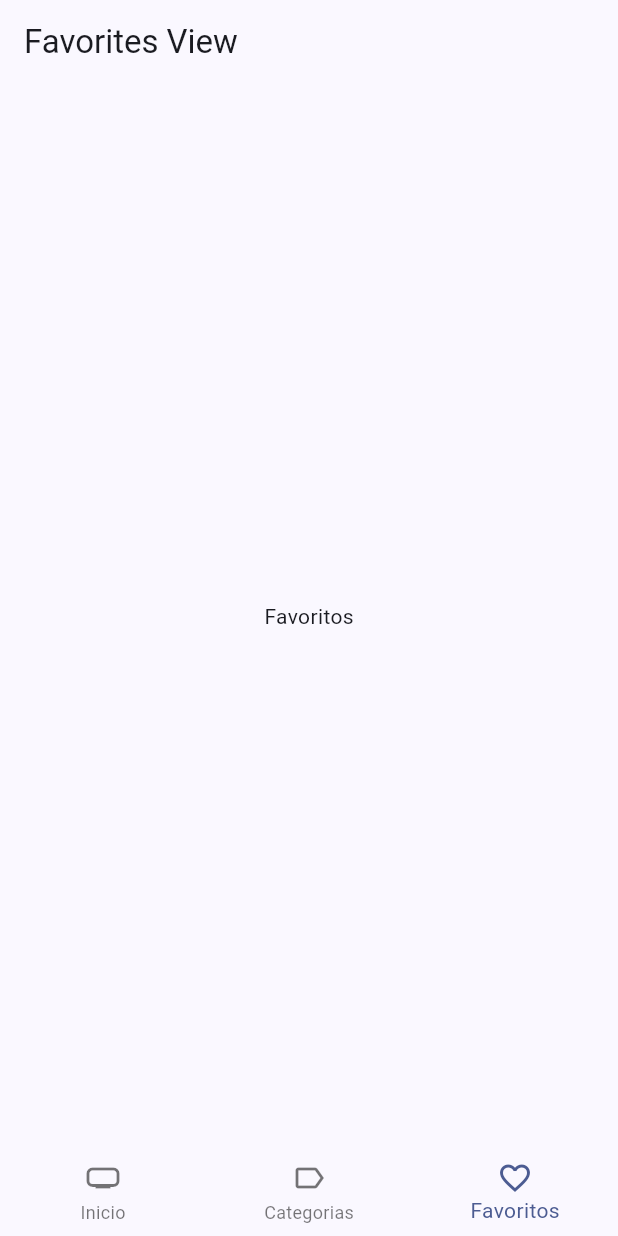
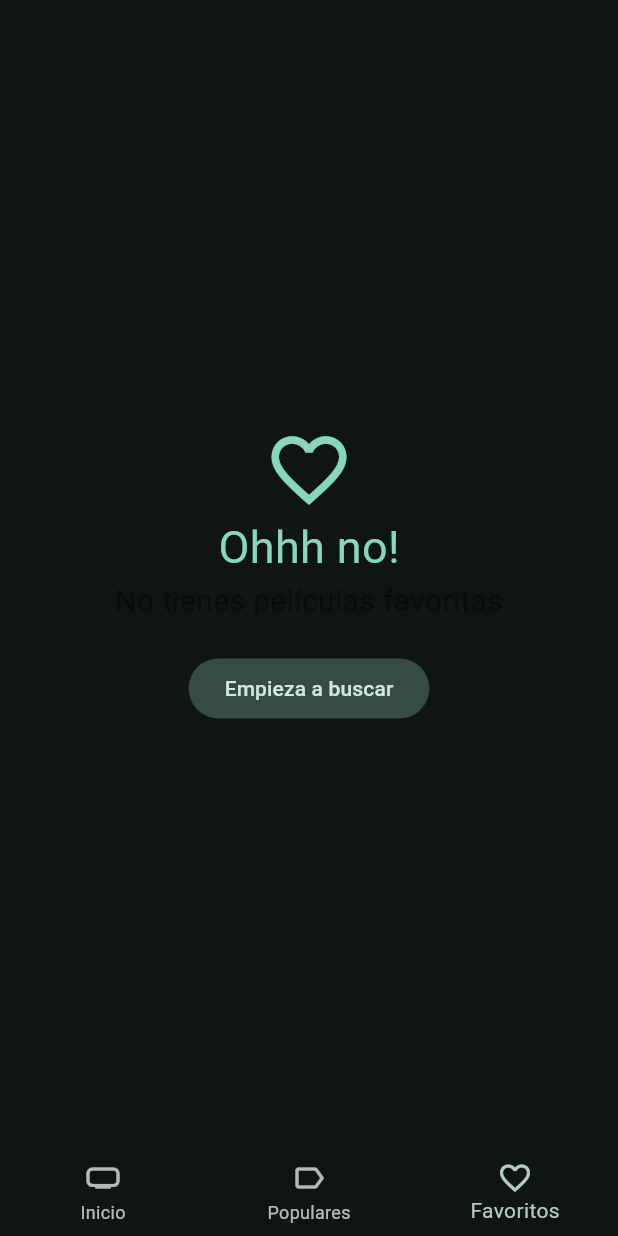
Before and after one commit to YahirRadilla/cinemapedia, a Flutter app: the screen it shows after launch, item 3 of the bottom bar chosen, on a phone screen of 412 x 824 dp. Run offline on Flutter 3.47's test engine with Material 2 defaults, Android fonts, the phone set to English and light mode, and no system bars; our stand-ins replace animate_do, card_swiper, dio, flutter_dotenv, flutter_riverpod, go_router and 1 more; accounts and stored records are empty; generated files the repository leaves out were written again; network calls fail.

Commit message:
proyecto primera version acabado

```diff
--- a/lib/config/theme/app_theme.dart
+++ b/lib/config/theme/app_theme.dart
@@ -1,6 +1,8 @@
 import 'package:flutter/material.dart';
 
 class AppTheme {
-  ThemeData getTheme() =>
-      ThemeData(useMaterial3: true, colorSchemeSeed: const Color(0xff2862F5));
+  ThemeData getTheme() => ThemeData(
+      useMaterial3: true,
+      colorSchemeSeed: const Color.fromARGB(255, 54, 180, 146),
+      brightness: Brightness.dark);
 }
--- a/lib/infrastructure/datasources/isar_datasource.dart
+++ b/lib/infrastructure/datasources/isar_datasource.dart
@@ -11,8 +11,8 @@ class IsarDatasource extends LocalStorageDatasource {
   }
 
   Future<Isar> openDB() async {
-    final dir = await getApplicationDocumentsDirectory();
     if (Isar.instanceNames.isEmpty) {
+      final dir = await getApplicationDocumentsDirectory();
       return await Isar.open([MovieSchema],
           inspector: true, directory: dir.path);
     }
--- a/lib/infrastructure/models/moviedb/movie_details.dart
+++ b/lib/infrastructure/models/moviedb/movie_details.dart
@@ -55,7 +55,7 @@ class MovieDetails {
 
   factory MovieDetails.fromJson(Map<String, dynamic> json) => MovieDetails(
         adult: json["adult"],
-        backdropPath: json["backdrop_path"],
+        backdropPath: json["backdrop_path"] ?? '',
         belongsToCollection: json["belongs_to_collection"],
         budget: json["budget"],
         genres: List<Genre>.from(json["genres"].map((x) => Genre.fromJson(x))),
@@ -66,7 +66,7 @@ class MovieDetails {
         originalTitle: json["original_title"],
         overview: json["overview"],
         popularity: json["popularity"]?.toDouble(),
-        posterPath: json["poster_path"],
+        posterPath: json["poster_path"] ?? '',
         productionCompanies: List<ProductionCompany>.from(
             json["production_companies"]
                 .map((x) => ProductionCompany.fromJson(x))),
--- a/lib/presentation/providers/providers.dart
+++ b/lib/presentation/providers/providers.dart
@@ -1,3 +1,5 @@
+export 'package:cinemapedia/presentation/providers/movies/movie_info_provider.dart';
+
 export 'actors/actors_by_movie_provider.dart';
 export 'actors/actors_repository_provider.dart';
 export 'movies/initial_loading_provider.dart';
@@ -5,3 +7,5 @@ export 'movies/movies_providers.dart';
 export 'movies/movies_repository_provider.dart';
 export 'movies/movies_slideshow_provider.dart';
 export 'search/search_movies_provider.dart';
+export 'storage/favorite_movies_provider.dart';
+export 'storage/local_storage_provider.dart';
--- a/lib/presentation/screens/movies/home_screen.dart
+++ b/lib/presentation/screens/movies/home_screen.dart
@@ -8,7 +8,11 @@ class HomeScreen extends StatelessWidget {
   final int pageIndex;
   const HomeScreen({super.key, required this.pageIndex});
 
-  final viewRoutes = const <Widget>[HomeView(), SizedBox(), FavoritesView()];
+  final viewRoutes = const <Widget>[
+    HomeView(),
+    PopularsView(),
+    FavoritesView()
+  ];
 
   @override
   Widget build(BuildContext context) {
--- a/lib/presentation/views/movies/favorites_view.dart
+++ b/lib/presentation/views/movies/favorites_view.dart
@@ -1,15 +1,72 @@
+import 'package:cinemapedia/presentation/providers/storage/favorite_movies_provider.dart';
+import 'package:cinemapedia/presentation/widgets/widgets.dart';
 import 'package:flutter/material.dart';
+import 'package:flutter_riverpod/flutter_riverpod.dart';
+import 'package:go_router/go_router.dart';
 
-class FavoritesView extends StatelessWidget {
+class FavoritesView extends ConsumerStatefulWidget {
   const FavoritesView({super.key});
 
   @override
+  FavoritesViewState createState() => FavoritesViewState();
+}
+
+class FavoritesViewState extends ConsumerState<FavoritesView> {
+  bool isLastPage = false;
+  bool isLoading = false;
+  @override
+  void initState() {
+    super.initState();
+    loadNextPage();
+  }
+
+  void loadNextPage() async {
+    if (isLoading || isLastPage) return;
+    isLoading = true;
+
+    final movies =
+        await ref.read(favoriteMoviesProvider.notifier).loadNextPage();
+    isLoading = false;
+    if (movies.isEmpty) {
+      isLastPage = true;
+    }
+  }
+
+  @override
   Widget build(BuildContext context) {
+    final favoriteMovies = ref.watch(favoriteMoviesProvider).values.toList();
+
+    if (favoriteMovies.isEmpty) {
+      final colors = Theme.of(context).colorScheme;
+      return Center(
+        child: Column(
+          mainAxisAlignment: MainAxisAlignment.center,
+          crossAxisAlignment: CrossAxisAlignment.center,
+          children: [
+            Icon(Icons.favorite_outline_sharp, size: 60, color: colors.primary),
+            Text(
+              'Ohhh no!',
+              style: TextStyle(fontSize: 30, color: colors.primary),
+            ),
+            const Text(
+              'No tienes películas favoritas',
+              style: TextStyle(fontSize: 20, color: Colors.black45),
+            ),
+            const SizedBox(
+              height: 20,
+            ),
+            FilledButton.tonal(
+                onPressed: () => context.go('/home/0'),
+                child: const Text('Empieza a buscar'))
+          ],
+        ),
+      );
+    }
+
     return Scaffold(
-      appBar: AppBar(
-        title: const Text('Favorites View'),
-      ),
-      body: const Center(child: Text('Favoritos')),
-    );
+        body: MovieMasonry(
+      movies: favoriteMovies,
+      loadNextPage: loadNextPage,
+    ));
   }
 }
--- a/lib/presentation/views/views.dart
+++ b/lib/presentation/views/views.dart
@@ -1,3 +1,3 @@
-export 'package:cinemapedia/presentation/views/movies/categories_view.dart';
 export 'package:cinemapedia/presentation/views/movies/favorites_view.dart';
 export 'package:cinemapedia/presentation/views/movies/home_view.dart';
+export 'package:cinemapedia/presentation/views/movies/populars_view.dart';
--- a/lib/presentation/widgets/shared/custom_appbar.dart
+++ b/lib/presentation/widgets/shared/custom_appbar.dart
@@ -47,7 +47,7 @@ class CustomAppbar extends ConsumerWidget {
                             .searchMovieByQuery,
                       )).then((movie) {
                     if (movie == null) return;
-                    context.push('/movie/${movie.id}');
+                    context.push('/home/0/movie/${movie.id}');
                   });
                 },
                 icon: const Icon(Icons.search))
--- a/lib/presentation/widgets/shared/custom_bottom_navigation.dart
+++ b/lib/presentation/widgets/shared/custom_bottom_navigation.dart
@@ -23,9 +23,14 @@ class CustomBottomNavigation extends StatelessWidget {
         currentIndex: currentIndex,
         onTap: (value) => onItemTapped(context, value),
         items: const [
-          BottomNavigationBarItem(icon: Icon(Icons.home_max), label: 'Inicio'),
           BottomNavigationBarItem(
-              icon: Icon(Icons.label_outlined), label: 'Categorias'),
+            icon: Icon(
+              Icons.home_max,
+            ),
+            label: 'Inicio',
+          ),
+          BottomNavigationBarItem(
+              icon: Icon(Icons.label_outlined), label: 'Populares'),
           BottomNavigationBarItem(
               icon: Icon(Icons.favorite_outline), label: 'Favoritos')
         ]);
--- a/lib/presentation/widgets/widgets.dart
+++ b/lib/presentation/widgets/widgets.dart
@@ -1,4 +1,6 @@
 export 'package:cinemapedia/presentation/widgets/movies/movie_horizontal_listview.dart';
+export 'package:cinemapedia/presentation/widgets/movies/movie_masonry.dart';
+export 'package:cinemapedia/presentation/widgets/movies/movie_poster_link.dart';
 export 'package:cinemapedia/presentation/widgets/movies/movies_slideshow.dart';
 export 'package:cinemapedia/presentation/widgets/shared/custom_appbar.dart';
 export 'package:cinemapedia/presentation/widgets/shared/custom_bottom_navigation.dart';
--- a/pubspec.yaml
+++ b/pubspec.yaml
@@ -14,10 +14,12 @@ dependencies:
     sdk: flutter
   flutter_dotenv: ^5.0.2
   flutter_riverpod: ^2.3.6
+  flutter_staggered_grid_view: ^0.6.2
   go_router: ^7.0.0
   intl: ^0.18.1
   isar: ^3.1.0+1
   isar_flutter_libs: ^3.1.0+1
+  path_provider: ^2.0.14
 
 dev_dependencies:
   build_runner: ^2.4.4
@@ -25,7 +27,6 @@ dev_dependencies:
   flutter_test:
     sdk: flutter
   isar_generator: ^3.1.0+1
-  path_provider: ^2.0.15
 
 flutter:
   uses-material-design: true
```
Also changed, not shown: lib/presentation/providers/storage/favorite_movies_provider.dart (added, +46 -0 lines), lib/presentation/providers/storage/local_storage_provider.dart (added, +7 -0 lines), lib/presentation/screens/movies/movie_screen.dart (+33 -11 lines), lib/presentation/views/movies/populars_view.dart (added, +44 -0 lines), lib/presentation/widgets/movies/movie_horizontal_listview.dart (+6 -6 lines), lib/presentation/widgets/movies/movie_masonry.dart (added, +65 -0 lines), lib/presentation/widgets/movies/movie_poster_link.dart (added, +22 -0 lines), lib/presentation/views/movies/categories_view.dart (deleted), pubspec.lock, 1 other file.
